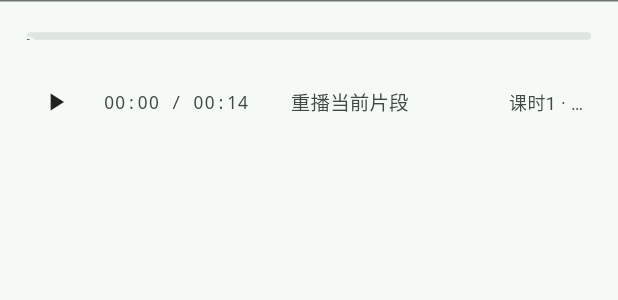
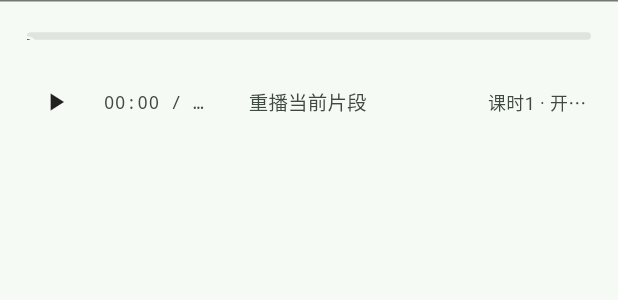
Before and after one commit to quanttide/qtclass, a Flutter app: the PlayerControls widget shown alone on an empty page, opened directly, on a phone screen of 412 x 824 dp. Shown: the top 300 px of the screen. Run offline on Flutter 3.47's test engine with Material 3 defaults, Android fonts, the phone set to English and light mode, and no system bars.

Commit message:
fix: mobile layout - topbar/scene/controls/interaction responsive (phone-size tests)

```diff
--- a/src/studio/lib/widgets/interaction_overlay.dart
+++ b/src/studio/lib/widgets/interaction_overlay.dart
@@ -120,16 +120,18 @@ class _InteractionCardContent extends StatelessWidget {
           ),
         ],
         const SizedBox(height: 20),
-        // 选项网格
+        // 选项网格（窄屏自适应列数）
         LayoutBuilder(
           builder: (context, constraints) {
+            final cols = constraints.maxWidth < 480 ? 1 : 3;
+            final cardWidth = (constraints.maxWidth - 12 * (cols - 1)) / cols;
             return Wrap(
               spacing: 12,
               runSpacing: 12,
               children: available.map((option) {
                 final isSelected = state.selectedChoice == option.id;
                 return SizedBox(
-                  width: (constraints.maxWidth - 24) / 3,
+                  width: cardWidth,
                   child: _OptionCard(
                     option: option,
                     isSelected: isSelected,
--- a/src/studio/lib/widgets/player_controls.dart
+++ b/src/studio/lib/widgets/player_controls.dart
@@ -34,12 +34,16 @@ class PlayerControls extends StatelessWidget {
                 children: [
                   _PlayButton(state: state),
                   const SizedBox(width: 13),
-                  Text(
-                    '${_formatTime(state.elapsed)} / ${_formatTime(total)}',
-                    style: TextStyle(
-                      fontFamily: 'monospace',
-                      fontSize: 12,
-                      color: Theme.of(context).colorScheme.onSurfaceVariant,
+                  Flexible(
+                    child: Text(
+                      '${_formatTime(state.elapsed)} / ${_formatTime(total)}',
+                      maxLines: 1,
+                      overflow: TextOverflow.ellipsis,
+                      style: TextStyle(
+                        fontFamily: 'monospace',
+                        fontSize: 12,
+                        color: Theme.of(context).colorScheme.onSurfaceVariant,
+                      ),
                     ),
                   ),
                   const SizedBox(width: 16),
@@ -103,7 +107,9 @@ class _Timeline extends StatelessWidget {
                   height: 5,
                   decoration: BoxDecoration(
                     borderRadius: BorderRadius.circular(999),
-                    color: Theme.of(context).colorScheme.surfaceContainerHighest,
+                    color: Theme.of(
+                      context,
+                    ).colorScheme.surfaceContainerHighest,
                   ),
                 ),
                 // 填充
@@ -119,7 +125,10 @@ class _Timeline extends StatelessWidget {
                 ),
                 // 滑块
                 Positioned(
-                  left: (state.finished ? 1 : state.progress) * constraints.maxWidth - 6.5,
+                  left:
+                      (state.finished ? 1 : state.progress) *
+                          constraints.maxWidth -
+                      6.5,
                   top: 2.5,
                   child: Container(
                     width: 13,
@@ -170,10 +179,7 @@ class _PlayButton extends StatelessWidget {
           customBorder: const CircleBorder(),
           onTap: () => context.read<PlayerState>().togglePlay(),
           child: Center(
-            child: Icon(
-              isPlaying ? Icons.pause : Icons.play_arrow,
-              size: 20,
-            ),
+            child: Icon(isPlaying ? Icons.pause : Icons.play_arrow, size: 20),
           ),
         ),
       ),
```
Also changed, not shown: src/studio/lib/screens/player_screen.dart (+15 -5 lines), 1 other file.
